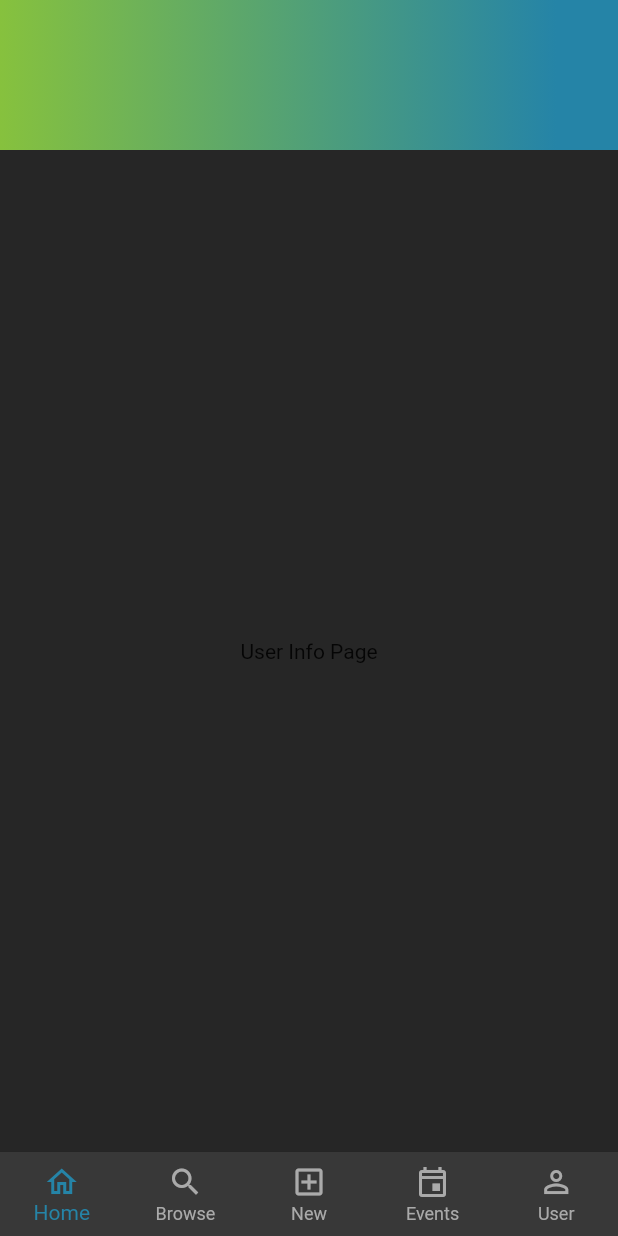
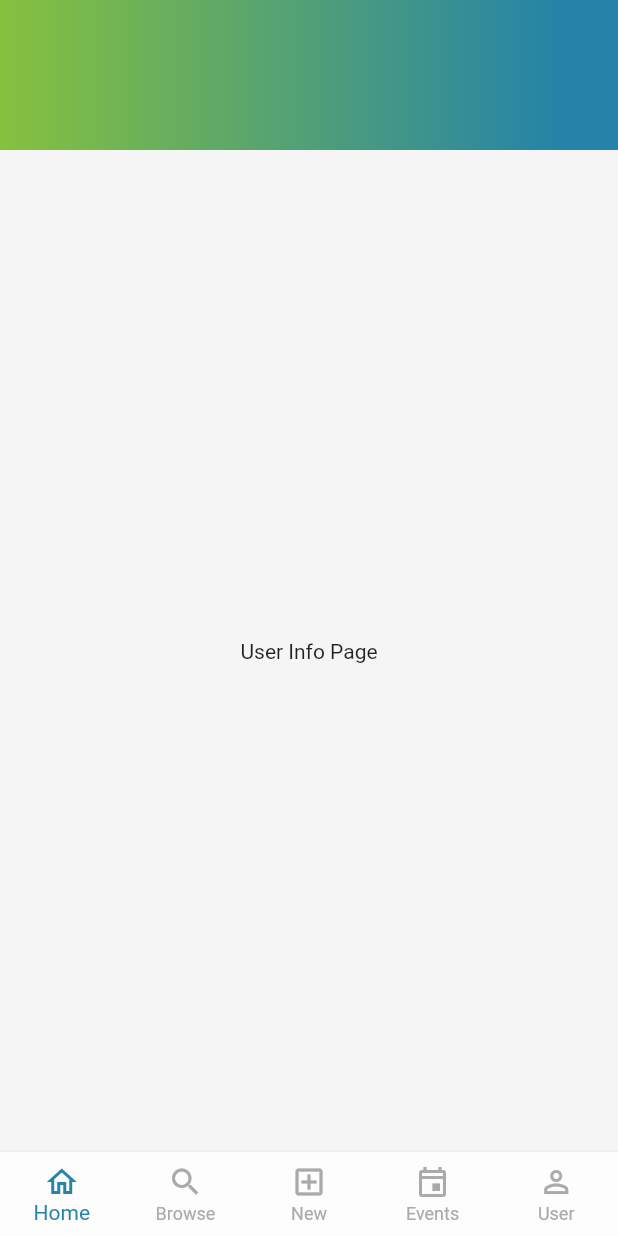
Before and after one commit to FedericoGianni/run-with-me-fe, a Flutter app: the screen it shows after launch, on a phone screen of 412 x 824 dp. Run offline on Flutter 3.47's test engine with Material 2 defaults, Android fonts, the phone set to English and light mode, and no system bars; our stand-ins replace geolocator, google_fonts, google_maps_flutter.

Commit message:
Added persistant system wide settings with provider and file manager. Also added splash screen with simple animation, this is needed to give the app time to load settings from files.

```diff
--- a/lib/main.dart
+++ b/lib/main.dart
@@ -1,5 +1,6 @@
 import 'package:flutter/material.dart';
 import 'package:provider/provider.dart';
+import 'package:runwithme/providers/user_settings.dart';
 
 import 'themes/custom_theme.dart';
 import 'widgets/event_card_text_only.dart';
@@ -20,33 +21,64 @@ void main() {
   runApp(const MyApp());
 }
 
-class MyApp extends StatelessWidget {
+class MyApp extends StatefulWidget {
   const MyApp({Key? key}) : super(key: key);
+  @override
+  State<MyApp> createState() => _MyAppState();
+}
 
+class _MyAppState extends State<MyApp> {
   // This widget is the root of your application.
+  bool splash = true;
+  var customColorScheme = CustomColorScheme();
+  Widget routeWidget = MaterialApp(
+    home: Scaffold(
+      body: Container(
+        // width: 500,
+        // height: 500,
+        child: Center(
+          child: Image.asset(
+            "assets/icons/logo_gradient.png",
+            width: 150,
+          ),
+        ),
+      ),
+    ),
+  );
   @override
   Widget build(BuildContext context) {
-    var customColorScheme = CustomColorScheme();
-    customColorScheme.setDarkMode();
+    var userSettings = UserSettings(colors: customColorScheme);
 
-    return MultiProvider(
+    // customColorScheme.setDarkMode();
+
+    if (splash == true) {
+      userSettings.loadSettings().then((value) {
+        setState(() {
+          splash = !value;
+          userSettings = userSettings;
+          routeWidget = MultiProvider(
             providers: [
               ChangeNotifierProvider.value(
                 value: customColorScheme,
               ),
+              ChangeNotifierProvider.value(
+                value: userSettings,
+              ),
             ],
             child: MaterialApp(
               title: 'Run With Me',
-        theme: CustomTheme.lightTheme,
+              // theme: CustomTheme.lightTheme,
               initialRoute: '/', // default is '/'
               routes: {
                 '/': (ctx) => TabsScreen(),
                 EventsScreen.routeName: (ctx) => EventsScreen(),
                 AddEventScreen.routeName: (ctx) => AddEventScreen(),
-          BookedEventsScreen.routeName: (ctx) => const BookedEventsScreen(),
+                BookedEventsScreen.routeName: (ctx) =>
+                    const BookedEventsScreen(),
                 UserScreen.routeName: (ctx) => UserScreen(),
                 HomeScreen.routeName: (ctx) => HomeScreen(),
-          EventDetailsScreen.routeName: (ctx) => const EventDetailsScreen(),
+                EventDetailsScreen.routeName: (ctx) =>
+                    const EventDetailsScreen(),
                 SearchScreen.routeName: (ctx) => const EventDetailsScreen(),
               },
               onGenerateRoute: (settings) {},
@@ -57,5 +89,14 @@ class MyApp extends StatelessWidget {
               // },
             ),
           );
+        });
+      });
+    }
+    return AnimatedSwitcher(
+      duration: const Duration(milliseconds: 500),
+      switchInCurve: Curves.easeIn,
+      child: routeWidget,
+    );
+    // theme: CustomTheme.lightTheme,
   }
 }
--- a/lib/providers/color_scheme.dart
+++ b/lib/providers/color_scheme.dart
@@ -2,15 +2,15 @@ import '../themes/custom_colors.dart';
 import 'package:flutter/material.dart';
 
 class CustomColorScheme with ChangeNotifier {
-  Color primaryColor = Color(CG_BLUE_HEX);
-  Color secondaryColor = Color(YELLOW_GREEN);
-  Color primaryTextColor = Color(PLATINUM);
-  Color secondaryTextColor = Color(SILVER_CHALICE);
-  Color tertiaryTextColor = Color(PLATINUM_DARK);
-  Color onPrimary = Color(dark1);
-  Color background = Color(JET_BLACK_DARK);
-  Color errorColor = Color(ERROR);
-  String currentMode = 'dark';
+  Color primaryColor = Colors.amber.shade900;
+  Color secondaryColor = Colors.amber.shade900;
+  Color primaryTextColor = Colors.amber.shade900;
+  Color secondaryTextColor = Colors.amber.shade900;
+  Color tertiaryTextColor = Colors.amber.shade900;
+  Color onPrimary = Colors.amber.shade900;
+  Color background = Colors.amber.shade900;
+  Color errorColor = Colors.amber.shade900;
+  String currentMode = '';
 
   void setDarkMode() {
     primaryColor = Color(CG_BLUE_HEX);
@@ -22,6 +22,7 @@ class CustomColorScheme with ChangeNotifier {
     background = Color(JET_BLACK_DARK);
     errorColor = Color(ERROR);
     currentMode = 'dark';
+    print("DarkMode");
     notifyListeners();
   }
 
@@ -35,6 +36,8 @@ class CustomColorScheme with ChangeNotifier {
     background = Color(PLATINUM_LIGHT);
     errorColor = Color(ERROR);
     currentMode = 'light';
+    print("LightMode");
+
     notifyListeners();
   }
 }
--- /dev/null
+++ b/lib/providers/user_settings.dart
@@ -0,0 +1,49 @@
+import 'dart:async';
+import 'dart:io';
+
+import 'package:flutter/cupertino.dart';
+import 'package:path_provider/path_provider.dart';
+import '../providers/color_scheme.dart';
+import '../classes/file_manager.dart';
+
+enum CustomThemeMode {
+  dark,
+  light,
+}
+
+class UserSettings with ChangeNotifier {
+  bool location = false;
+  CustomThemeMode mode = CustomThemeMode.light;
+  CustomColorScheme colors;
+
+  UserSettings({required this.colors});
+
+  void toggleLocalization() {
+    location = !location;
+    notifyListeners();
+  }
+
+  void setThemeMode(mode) {
+    if (mode == CustomThemeMode.light) {
+      colors.setLightMode();
+    } else if (mode == CustomThemeMode.dark) {
+      colors.setDarkMode();
+    }
+    FileManager().writeFile(mode.toString());
+    notifyListeners();
+  }
+
+  Future<bool> loadSettings() async {
+    var sett = await FileManager().readFile();
+
+    //TODO: This delay should be removed in production
+    await Future.delayed(const Duration(milliseconds: 1000));
+    if (sett == 'CustomThemeMode.dark') {
+      colors.setDarkMode();
+    } else {
+      colors.setLightMode();
+    }
+    notifyListeners();
+    return true;
+  }
+}
--- a/lib/screens/tabs_screen.dart
+++ b/lib/screens/tabs_screen.dart
@@ -83,7 +83,7 @@ class _TabsScreenState extends State<TabsScreen> {
       bottomNavigationBar: BottomNavigationBar(
         onTap: _selectPage,
         backgroundColor: colors.onPrimary,
-        unselectedItemColor: Theme.of(context).unselectedWidgetColor,
+        unselectedItemColor: colors.secondaryTextColor,
         selectedItemColor: colors.primaryColor,
         currentIndex: _selectedPageIndex,
         type: BottomNavigationBarType.fixed,
@@ -113,7 +113,7 @@ class _TabsScreenState extends State<TabsScreen> {
             backgroundColor: colors.primaryColor,
             icon: Icon(Icons.person_outline),
             label: 'User',
-          ),
+          )
         ],
       ),
     );
```
Also changed, not shown: lib/classes/file_manager.dart (added, +39 -0 lines), lib/screens/booked_events_screen.dart (+5 -3 lines), lib/screens/user_screen.dart (+7 -9 lines). Lines whose indentation alone changed are shown as unchanged.
